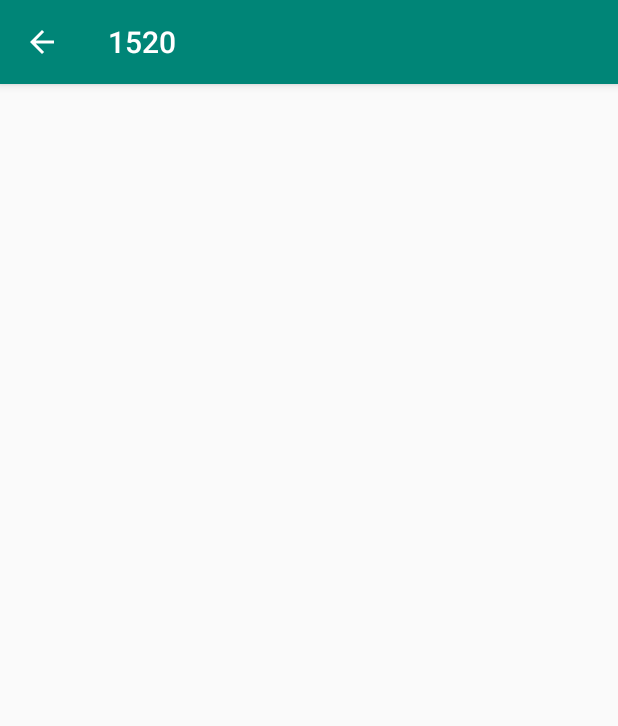
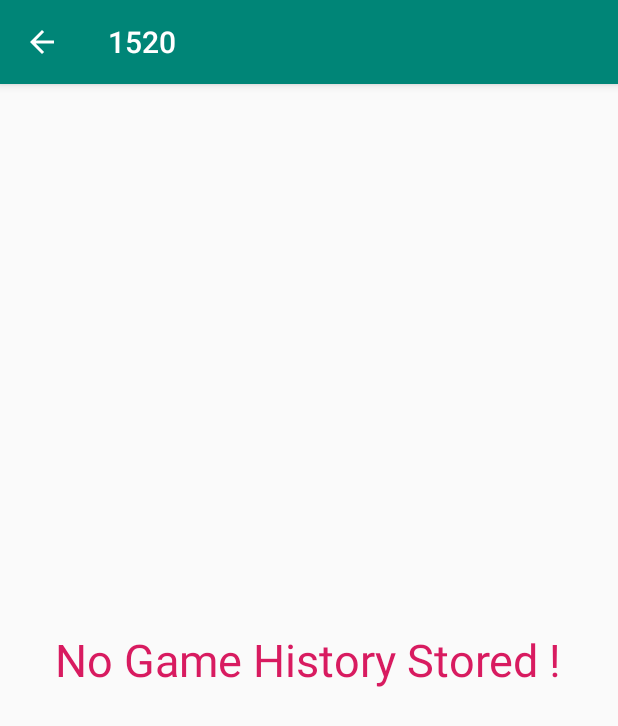
Before and after one commit to JasonZhongZexin/1520-Android, an Android app: the GameHistory screen opened directly, with no data from a screen before it, on a phone screen of 412 x 824 dp. Shown: the top 726 px of the screen. Run offline under Robolectric (Android 15) with nearby library versions, the light colour scheme and no system bars; our stand-ins replace ButterKnife, Room's generated code.

Commit message:
add view history function

```diff
--- a/app/src/main/java/com/game/a1520/GameHistory.java
+++ b/app/src/main/java/com/game/a1520/GameHistory.java
@@ -7,6 +7,8 @@ import android.support.v7.widget.DividerItemDecoration;
 import android.support.v7.widget.LinearLayoutManager;
 import android.support.v7.widget.RecyclerView;
 import android.view.KeyEvent;
+import android.view.View;
+import android.widget.TextView;
 
 import com.game.a1520.adapter.RecyclerView_Adapter;
 import com.game.a1520.database.GamesLogDb;
@@ -26,6 +28,8 @@ public class GameHistory extends AppCompatActivity {
     private RecyclerView_Adapter adapter;
     private GamesLogDb gamesLogDb;
     private List<GamesLog> logs = new ArrayList<>();
+    @BindView(R.id.empty_game_history_tv)
+    public TextView empty_game_history_tv;
 
     @Override
     protected void onCreate(Bundle savedInstanceState) {
@@ -34,11 +38,16 @@ public class GameHistory extends AppCompatActivity {
         ButterKnife.bind(this);
         gamesLogDb = Room.databaseBuilder(this, GamesLogDb.class, AppConfig.DATABASENAME).allowMainThreadQueries().build();
         logs = gamesLogDb.dao().getAllLogs();
-        adapter = new RecyclerView_Adapter(this,logs);
-        layoutManager = new LinearLayoutManager(this);
-        logs_view.setLayoutManager(layoutManager);
-        logs_view.setAdapter(adapter);
-        logs_view.addItemDecoration(new DividerItemDecoration(this,DividerItemDecoration.VERTICAL));
+        if(logs.size()>0){
+            adapter = new RecyclerView_Adapter(this,logs);
+            layoutManager = new LinearLayoutManager(this);
+            logs_view.setLayoutManager(layoutManager);
+            logs_view.setAdapter(adapter);
+            logs_view.addItemDecoration(new DividerItemDecoration(this,DividerItemDecoration.VERTICAL));
+        }else{
+            empty_game_history_tv.setVisibility(View.VISIBLE);
+            logs_view.setVisibility(View.GONE);
+        }
     }
 
     @Override
--- a/app/src/main/res/layout/activity_game_history.xml
+++ b/app/src/main/res/layout/activity_game_history.xml
@@ -1,13 +1,21 @@
 <?xml version="1.0" encoding="utf-8"?>
-<LinearLayout xmlns:android="http://schemas.android.com/apk/res/android"
+<RelativeLayout xmlns:android="http://schemas.android.com/apk/res/android"
     xmlns:app="http://schemas.android.com/apk/res-auto"
     xmlns:tools="http://schemas.android.com/tools"
     android:layout_width="match_parent"
     android:layout_height="match_parent"
     tools:context=".GameHistory">
-
+    <TextView
+        android:layout_width="wrap_content"
+        android:layout_height="wrap_content"
+        android:textColor="@color/colorAccent"
+        android:textSize="30dp"
+        android:text="No Game History Stored !"
+        android:layout_centerInParent="true"
+        android:visibility="gone"
+        android:id="@+id/empty_game_history_tv"/>
     <android.support.v7.widget.RecyclerView
         android:layout_width="match_parent"
         android:layout_height="match_parent"
         android:id="@+id/logs_view"/>
-</LinearLayout>
+</RelativeLayout>
```
